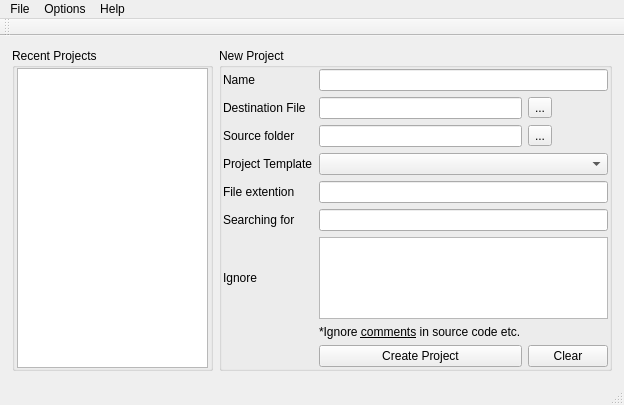
Qt form ui/qi38ntranslator.ui (pussbb/Qi38nTranslator) before a commit.
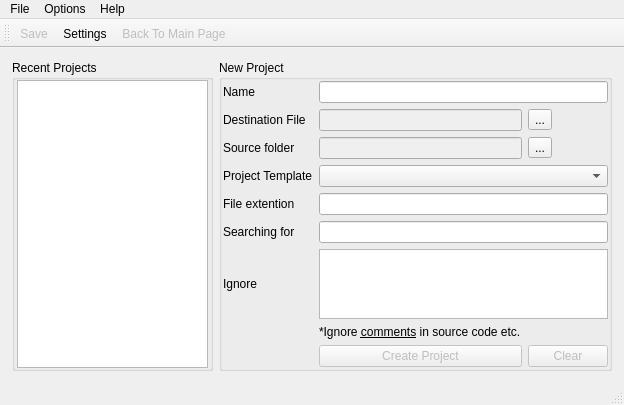
The same form after that commit. Icons and pictures are not drawn.

```diff
--- a/ui/qi38ntranslator.ui
+++ b/ui/qi38ntranslator.ui
@@ -93,7 +93,11 @@
               </widget>
              </item>
              <item row="1" column="2">
-              <widget class="QLineEdit" name="lineEdit_2"/>
+              <widget class="QLineEdit" name="destFile">
+               <property name="enabled">
+                <bool>false</bool>
+               </property>
+              </widget>
              </item>
              <item row="5" column="0">
               <widget class="QLabel" name="label_3">
@@ -171,17 +175,27 @@
               <widget class="QLineEdit" name="lineEdit_5"/>
              </item>
              <item row="5" column="2">
-              <widget class="QLineEdit" name="lineEdit_3"/>
+              <widget class="QLineEdit" name="sourceFolder">
+               <property name="enabled">
+                <bool>false</bool>
+               </property>
+              </widget>
              </item>
              <item row="11" column="2">
-              <widget class="QPushButton" name="pushButton">
+              <widget class="QPushButton" name="createProject">
+               <property name="enabled">
+                <bool>false</bool>
+               </property>
                <property name="text">
                 <string>Create Project</string>
                </property>
               </widget>
              </item>
              <item row="11" column="3">
-              <widget class="QPushButton" name="pushButton_2">
+              <widget class="QPushButton" name="clearProjValues">
+               <property name="enabled">
+                <bool>false</bool>
+               </property>
                <property name="text">
                 <string>Clear</string>
                </property>
@@ -238,6 +252,9 @@
    <attribute name="toolBarBreak">
     <bool>false</bool>
    </attribute>
+   <addaction name="actionSave"/>
+   <addaction name="actionSettings"/>
+   <addaction name="actionBackToMainPage"/>
   </widget>
   <action name="actionAbout">
    <property name="text">
@@ -254,6 +271,39 @@
     <string>Close</string>
    </property>
   </action>
+  <action name="actionSettings">
+   <property name="icon">
+    <iconset resource="../res/qi38tr.qrc">
+     <normaloff>:/main/main/page_process.png</normaloff>:/main/main/page_process.png</iconset>
+   </property>
+   <property name="text">
+    <string>Settings</string>
+   </property>
+  </action>
+  <action name="actionBackToMainPage">
+   <property name="enabled">
+    <bool>false</bool>
+   </property>
+   <property name="icon">
+    <iconset resource="../res/qi38tr.qrc">
+     <normaloff>:/main/main/back.png</normaloff>:/main/main/back.png</iconset>
+   </property>
+   <property name="text">
+    <string>Back To Main Page</string>
+   </property>
+  </action>
+  <action name="actionSave">
+   <property name="enabled">
+    <bool>false</bool>
+   </property>
+   <property name="icon">
+    <iconset resource="../res/qi38tr.qrc">
+     <normaloff>:/main/main/Save.png</normaloff>:/main/main/Save.png</iconset>
+   </property>
+   <property name="text">
+    <string>Save</string>
+   </property>
+  </action>
  </widget>
  <layoutdefault spacing="6" margin="11"/>
  <resources/>
```
Left out of the diff: 30 changed lines with no effect on the pictures.
